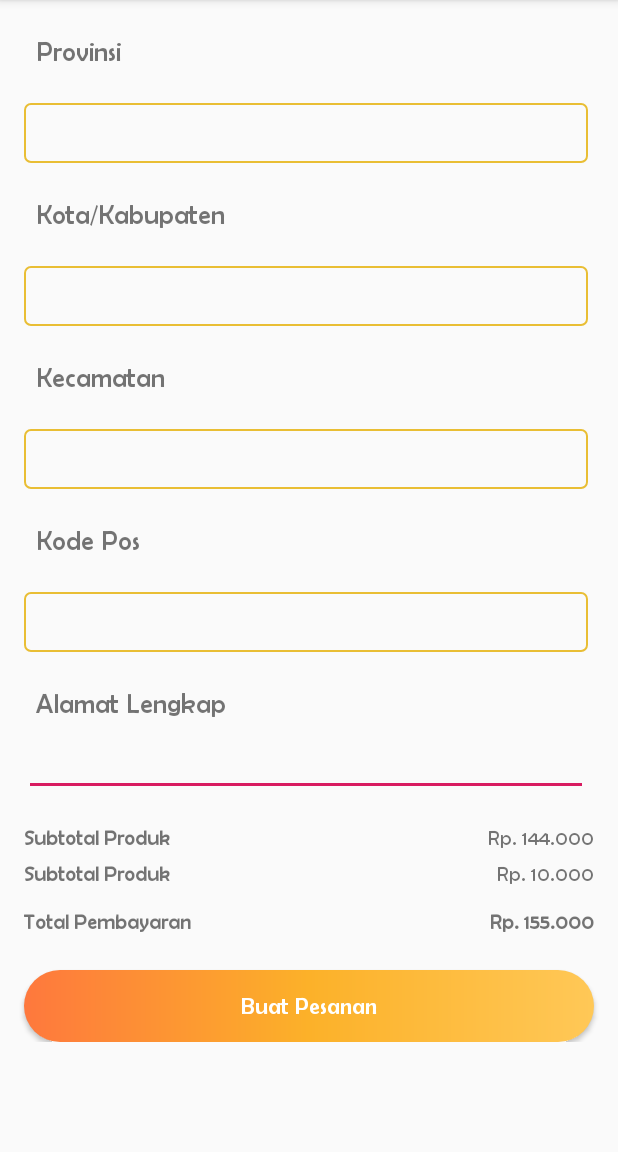
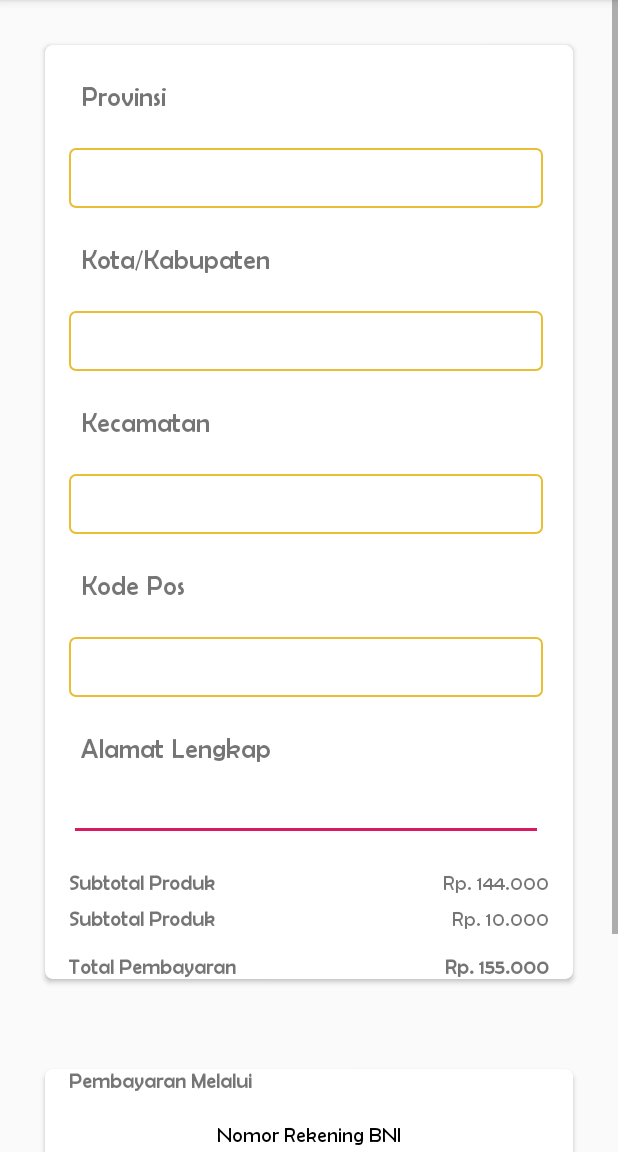
Before and after one commit to yusrisahrul10/AlifAin, an Android app: the CheckoutActivity screen opened directly, with no data from a screen before it, on a phone screen of 412 x 824 dp, the part 84-1236 px from its top. Run offline under Robolectric (Android 15) with nearby library versions, the phone set to English and light mode, and no system bars.

Commit message:
update layout splashscreen, checkout, transaction

```diff
--- a/app/src/main/java/com/example/alifain/CheckoutActivity.kt
+++ b/app/src/main/java/com/example/alifain/CheckoutActivity.kt
@@ -1,12 +1,22 @@
 package com.example.alifain
 
+import android.content.Intent
 import android.support.v7.app.AppCompatActivity
 import android.os.Bundle
+import android.widget.Button
 
 class CheckoutActivity : AppCompatActivity() {
+
+    private lateinit var btnPesanan: Button
 
     override fun onCreate(savedInstanceState: Bundle?) {
         super.onCreate(savedInstanceState)
         setContentView(R.layout.activity_checkout)
+
+        btnPesanan = findViewById(R.id.btnBuatPesanan)
+        btnPesanan.setOnClickListener {
+            val intent = Intent(this, TransactionActivity::class.java)
+            startActivity(intent)
+        }
     }
 }
--- a/app/src/main/java/com/example/alifain/submain/CartFragment.kt
+++ b/app/src/main/java/com/example/alifain/submain/CartFragment.kt
@@ -11,6 +11,7 @@ import android.widget.Button
 import com.example.alifain.CheckoutActivity
 
 import com.example.alifain.R
+import com.example.alifain.TransactionActivity
 
 class CartFragment : Fragment() {
 
--- a/app/src/main/res/layout/activity_checkout.xml
+++ b/app/src/main/res/layout/activity_checkout.xml
@@ -8,7 +8,22 @@
         android:orientation="vertical"
         tools:context=".CheckoutActivity">
 
-    <LinearLayout android:layout_width="match_parent"
+    <LinearLayout
+                android:layout_width="match_parent"
+                android:layout_height="wrap_content"
+                android:orientation="vertical">
+
+        <android.support.v7.widget.CardView
+                android:layout_width="match_parent"
+                android:layout_height="wrap_content"
+                android:layout_marginLeft="30dp"
+                android:layout_marginTop="30dp"
+                android:layout_marginRight="30dp"
+                android:layout_marginBottom="20dp"
+                app:cardCornerRadius="5dp">
+
+            <LinearLayout
+                    android:layout_width="match_parent"
                     android:layout_height="wrap_content"
                     android:orientation="vertical">
 
@@ -201,7 +216,81 @@
 
             </LinearLayout>
 
+            </LinearLayout>
+
+        </android.support.v7.widget.CardView>
+
+        <android.support.v7.widget.CardView
+                android:layout_width="match_parent"
+                android:layout_height="wrap_content"
+                android:layout_marginLeft="30dp"
+                android:layout_marginTop="40dp"
+                android:layout_marginRight="30dp"
+                android:layout_marginBottom="20dp"
+                app:cardCornerRadius="5dp">
+
+            <LinearLayout
+                    android:layout_width="match_parent"
+                    android:layout_height="wrap_content"
+                    android:orientation="vertical">
+
+                <TextView
+                        android:layout_width="wrap_content"
+                        android:layout_height="wrap_content"
+                        android:text="Pembayaran Melalui"
+                        android:layout_marginStart="16dp"
+                        android:layout_marginEnd="16dp"
+                        android:fontFamily="@font/berlinsans"
+                        android:textStyle="bold" />
+
+                <LinearLayout
+                        android:layout_width="match_parent"
+                        android:layout_height="wrap_content"
+                        android:orientation="vertical"
+                        android:gravity="center"
+                        android:layout_marginTop="20dp"
+                        android:layout_marginBottom="20dp">
+
+                    <TextView
+                            android:layout_width="wrap_content"
+                            android:layout_height="wrap_content"
+                            android:text="Nomor Rekening BNI"
+                            android:layout_marginStart="16dp"
+                            android:layout_marginEnd="16dp"
+                            android:fontFamily="@font/berlinsans"
+                            android:textColor="@android:color/black" />
+
+                    <TextView
+                            android:layout_width="wrap_content"
+                            android:layout_height="wrap_content"
+                            android:text="8810 0856 6211 4409"
+                            android:layout_marginStart="16dp"
+                            android:layout_marginEnd="16dp"
+                            android:textSize="20sp"
+                            android:layout_marginTop="16dp"
+                            android:fontFamily="@font/berlinsans"
+                            android:textColor="#F4A014" />
+
+                    <TextView
+                            android:layout_width="wrap_content"
+                            android:layout_height="wrap_content"
+                            android:text="Atas Nama Alif Ain"
+                            android:layout_marginStart="16dp"
+                            android:layout_marginEnd="16dp"
+                            android:layout_marginTop="16dp"
+                            android:fontFamily="@font/berlinsans"
+                            android:textColor="@android:color/black" />
+
+
+                </LinearLayout>
+
+            </LinearLayout>
+
+        </android.support.v7.widget.CardView>
+
+
         <Button
+                android:id="@+id/btnBuatPesanan"
                 android:layout_width="match_parent"
                 android:layout_height="wrap_content"
                 android:layout_gravity="center"
```
Also changed, not shown: app/src/main/AndroidManifest.xml (+9 -4 lines), app/src/main/java/com/example/alifain/SplashScreenActivity.kt (added, +37 -0 lines), app/src/main/java/com/example/alifain/TransactionActivity.kt (added, +12 -0 lines), app/src/main/res/anim/splashanimation.xml (added, +8 -0 lines), app/src/main/res/layout/activity_splash_screen.xml (added, +42 -0 lines), app/src/main/res/layout/activity_transaction.xml (added, +379 -0 lines), app/src/main/res/drawable/aliflogo.png (added). Lines whose indentation alone changed are shown as unchanged.
